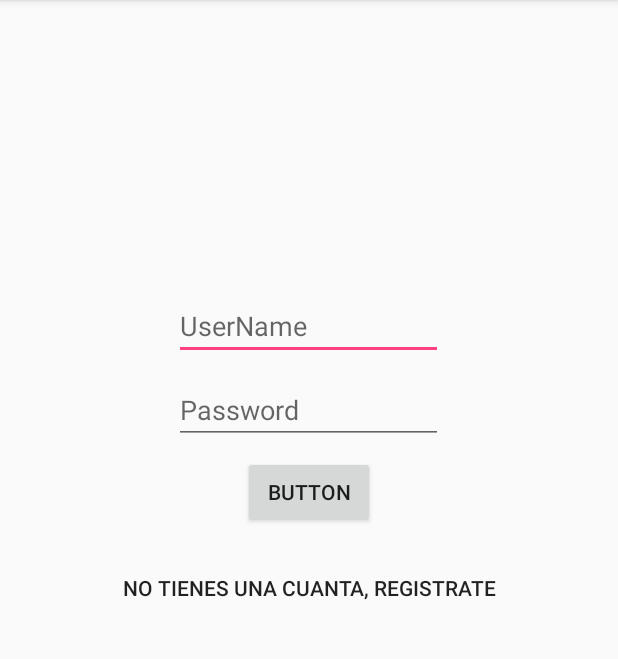
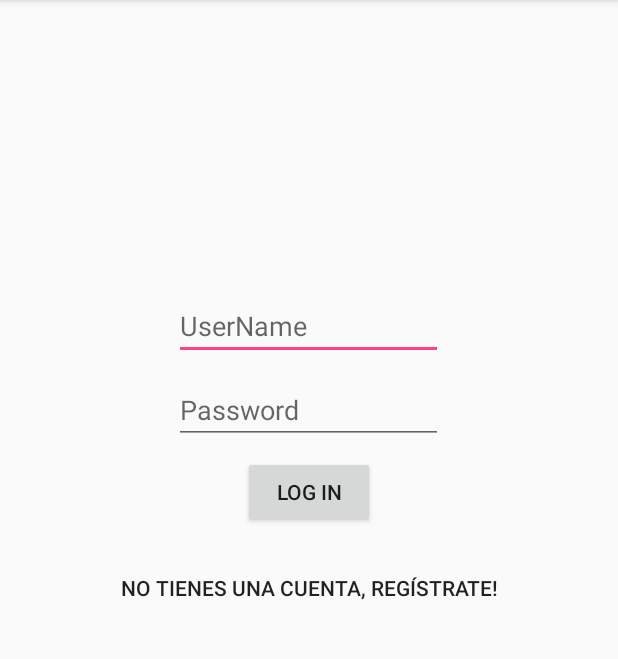
Before and after one commit to JohnnHidalgo/Coffee-Store, an Android app: the screen it shows after launch (LoginActivity), on a phone screen of 412 x 824 dp, the part 84-743 px from its top. Run offline under Robolectric (Android 15) with nearby library versions, the phone set to English and light mode, and no system bars.

Commit message:
Login and Register are succefull

```diff
--- a/app/src/main/res/layout/activity_login.xml
+++ b/app/src/main/res/layout/activity_login.xml
@@ -11,7 +11,6 @@
     android:paddingTop="@dimen/activity_vertical_margin"
     tools:context=".login.LoginActivity">
 
-    <!-- Login progress -->
     <ProgressBar
         android:id="@+id/login_progress"
         style="?android:attr/progressBarStyleLarge"
@@ -25,6 +24,7 @@
         android:layout_width="179dp"
         android:layout_height="44dp"
         android:layout_marginTop="180dp"
+        android:maxLines="1"
         android:hint="UserName" />
 
     <EditText
@@ -32,6 +32,8 @@
         android:layout_width="179dp"
         android:layout_height="44dp"
         android:layout_marginTop="12dp"
+        android:maxLines="1"
+        android:inputType="textPassword"
         android:hint="Password"/>
 
     <Button
@@ -44,7 +46,7 @@
         android:layout_marginRight="8dp"
         android:layout_marginStart="8dp"
         android:layout_marginTop="8dp"
-        android:text="Button"/>
+        android:text="Log in" />
 
     <Button
         android:id="@+id/btnRegisterLog"
@@ -57,6 +59,6 @@
         android:layout_marginRight="8dp"
         android:layout_marginStart="8dp"
         android:layout_marginTop="8dp"
-        android:text="No tienes una cuanta, Registrate"/>
+        android:text="No tienes una cuenta, Regístrate!"/>
 
 </LinearLayout>
--- a/app/src/main/res/layout/activity_register.xml
+++ b/app/src/main/res/layout/activity_register.xml
@@ -11,6 +11,7 @@
         android:layout_width="179dp"
         android:layout_height="44dp"
         android:hint="UserName"
+        android:maxLines="1"
         app:layout_constraintBottom_toBottomOf="parent"
         app:layout_constraintHorizontal_bias="0.19"
         app:layout_constraintLeft_toLeftOf="parent"
@@ -24,6 +25,8 @@
         android:layout_height="wrap_content"
         android:layout_marginTop="8dp"
         android:hint="Password"
+        android:maxLines="1"
+        android:inputType="textPassword"
         app:layout_constraintBottom_toBottomOf="parent"
         app:layout_constraintHorizontal_bias="0.195"
         app:layout_constraintLeft_toLeftOf="parent"
@@ -38,6 +41,8 @@
         android:layout_height="wrap_content"
         android:layout_marginTop="8dp"
         android:hint="confrimar pasword"
+        android:maxLines="1"
+        android:inputType="textPassword"
         app:layout_constraintBottom_toBottomOf="parent"
         app:layout_constraintHorizontal_bias="0.195"
         app:layout_constraintLeft_toLeftOf="parent"
```
